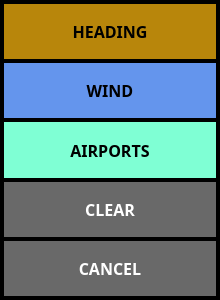
UnexplodedMinds/Stratofier, file ui/BugSelector.ui: the form before one commit.
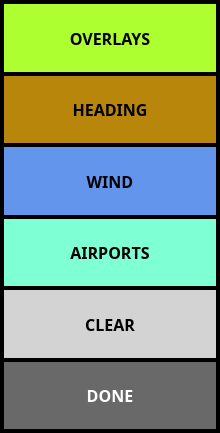
The form after the commit.

Commit message: Move dynamic settings to an overlay dialog spawned by the bug selector. Close the menu bar after exiting the settings dialog.

Patch:
```diff
--- a/ui/BugSelector.ui
+++ b/ui/BugSelector.ui
@@ -7,7 +7,7 @@
     <x>0</x>
     <y>0</y>
     <width>220</width>
-    <height>300</height>
+    <height>433</height>
    </rect>
   </property>
   <property name="sizePolicy">
@@ -130,6 +130,53 @@
    <property name="bottomMargin">
     <number>2</number>
    </property>
+   <item>
+    <widget class="QPushButton" name="m_pOverlaysButton">
+     <property name="sizePolicy">
+      <sizepolicy hsizetype="MinimumExpanding" vsizetype="MinimumExpanding">
+       <horstretch>0</horstretch>
+       <verstretch>0</verstretch>
+      </sizepolicy>
+     </property>
+     <property name="font">
+      <font>
+       <family>Droid Sans</family>
+       <pointsize>12</pointsize>
+       <weight>75</weight>
+       <bold>true</bold>
+      </font>
+     </property>
+     <property name="styleSheet">
+      <string notr="true">QPushButton
+{
+	border: none;
+	color: black;
+	background-color: greenYellow;
+	margin: 2px;
+}
+QPushButton::pressed
+{
+	border: none;
+	color: black;
+	background-color: forestGreen;
+	margin: 2px;
+}
+</string>
+     </property>
+     <property name="text">
+      <string>OVERLAYS</string>
+     </property>
+     <property name="iconSize">
+      <size>
+       <width>32</width>
+       <height>32</height>
+      </size>
+     </property>
+     <property name="autoDefault">
+      <bool>false</bool>
+     </property>
+    </widget>
+   </item>
    <item>
     <widget class="QPushButton" name="m_pHeadingButton">
      <property name="sizePolicy">
@@ -293,6 +340,23 @@
        <bold>true</bold>
       </font>
      </property>
+     <property name="styleSheet">
+      <string notr="true">QPushButton
+{
+	border: none;
+	color: black;
+	background-color: lightGray;
+	margin: 2px;
+}
+QPushButton::pressed
+{
+	border: none;
+	color: black;
+	background-color: dimGray;
+	margin: 2px;
+}
+</string>
+     </property>
      <property name="text">
       <string>CLEAR</string>
      </property>
@@ -324,7 +388,7 @@
       </font>
      </property>
      <property name="text">
-      <string>CANCEL</string>
+      <string>DONE</string>
      </property>
      <property name="iconSize">
       <size>
```
The commit also changes 25 other files.
